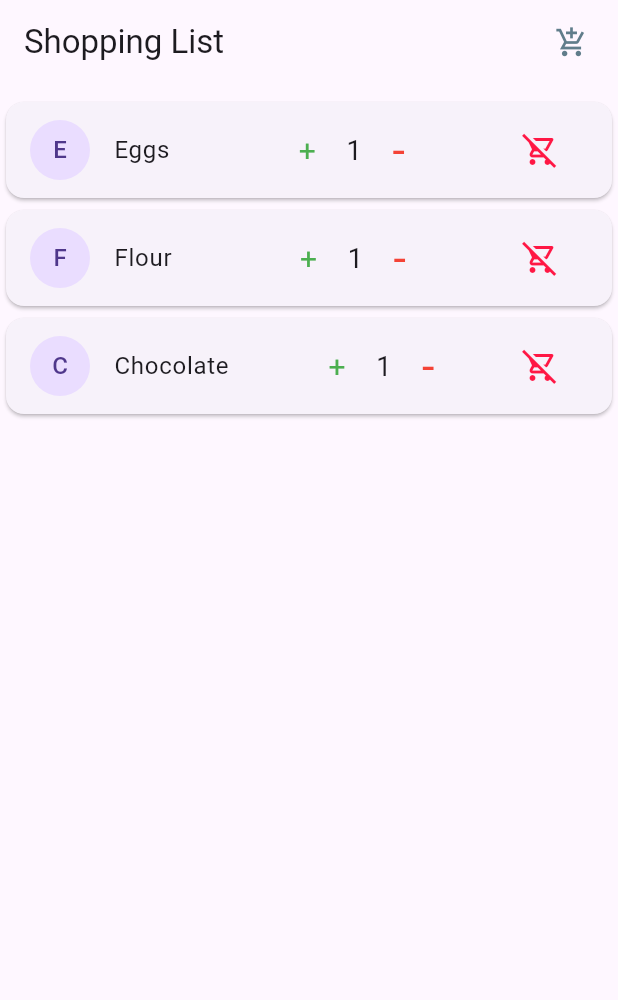
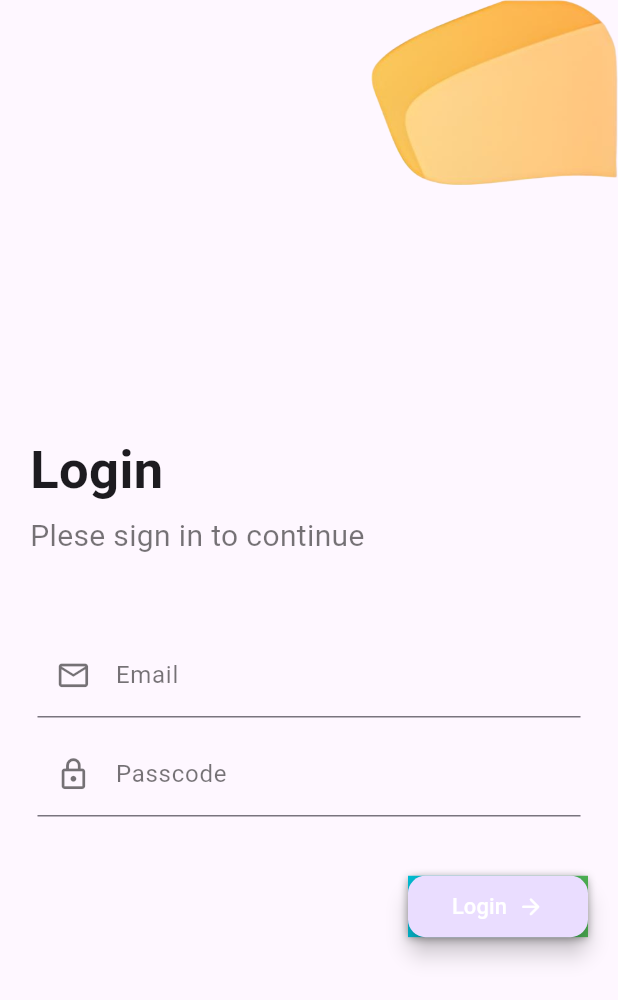
Before and after one commit to BhautikPatel7/StateManagment_flutter, a Flutter app: the screen it shows after launch, on a phone screen of 412 x 824 dp. Shown: the top 1000 px of the screen. Run offline on Flutter 3.47's test engine with Material 3 defaults, Android fonts, the light colour scheme and no system bars; our stand-ins replace sleek_circular_slider.

Commit message:
Change in Login page

```diff
--- a/lib/Flutter_Cart_Assignment.dart
+++ b/lib/Flutter_Cart_Assignment.dart
@@ -1,5 +1,5 @@
 import 'package:flutter/material.dart';
-
+import 'package:sleek_circular_slider/sleek_circular_slider.dart';
 // Class That Define Name Of Products In List
 class Product {
   const Product({required this.name});
@@ -9,8 +9,6 @@ class Product {
 // Call Back function from ListView Widget
 typedef CartChangedCallback = Function(Product product, bool inCart);
 typedef RemoveCallback = Function();
-
-
 // For An Single Iteam
 class ShoppingListItem extends StatefulWidget {
 
@@ -154,7 +152,6 @@ class _ShoppingListState extends State<ShoppingList> {
       widget.products.add(Product(name: name));
     });
   }
-
   // Function That Remove From List
     void removeItemToList(Product p) {
     setState(() {
@@ -199,6 +196,21 @@ class _ShoppingListState extends State<ShoppingList> {
     );
 
   }
+
+  // Method For Validation
+String? get _errorText{
+  final text = myController.value.text;
+  if (text.isEmpty) {
+    return 'Can\'t be empty ';
+  }
+
+  if (text.length < 2) {
+    return 'add Atleast 2 character';
+  }
+  return null;
+}
+
+var _text ='';
   // Dilog Design Thats Open On Cliccking Add cart Icon
   void _showcontent() {
     showDialog(
@@ -211,9 +223,10 @@ class _ShoppingListState extends State<ShoppingList> {
               children: [
                 TextField(
                    controller: myController,
-                  decoration: const InputDecoration(
+                  decoration:  InputDecoration(
                     border: UnderlineInputBorder(),
                     labelText: 'Enter Iteam',
+                    // errorText: _errorText,
                   ),
                 ),
               ],
--- /dev/null
+++ b/lib/login.dart
@@ -0,0 +1,202 @@
+import 'package:flutter/cupertino.dart';
+import 'package:flutter/material.dart';
+import 'package:flutter/rendering.dart';
+import 'package:flutter/widgets.dart';
+
+double heightofiamge = 0;
+double heightOfContainer = 0;
+double height = 0;
+
+Color colorforeachfield = Colors.black54;
+
+TextStyle t1 = TextStyle(fontSize: 35, fontWeight: FontWeight.bold);
+TextStyle t2 = TextStyle(
+    fontSize: 20, fontWeight: FontWeight.normal, color: colorforeachfield);
+
+class LoginPage extends StatelessWidget {
+  LoginPage({super.key});
+  @override
+  Widget build(BuildContext context) {
+    height = MediaQuery.of(context).size.height;
+    heightofiamge = MediaQuery.of(context).size.height * 0.15;
+    heightOfContainer = height - heightofiamge;
+    return Scaffold(
+      body: Column(
+        children: [
+          ImageAdjustMent(),
+          Container(
+            height: heightOfContainer,
+            child: Column(
+              mainAxisAlignment: MainAxisAlignment.center,
+              children: [
+                StaticTextOfLoginAndContinue(),
+                ManageTextFieldsAndButton()
+              ],
+            ),
+          ),
+        ],
+      ),
+    );
+  }
+}
+
+class ImageAdjustMent extends StatelessWidget {
+  @override
+  Widget build(BuildContext context) {
+    double widthof = MediaQuery.of(context).size.width;
+    print('The heigh if Image in Image Class is $heightofiamge');
+    return Column(
+      children: [
+        Container(
+          height: heightofiamge,
+          decoration: const BoxDecoration(
+            image: DecorationImage(
+              image: AssetImage('assets/images/abc.png'),
+              alignment: Alignment.topRight,
+            ),
+          ),
+        ),
+      ],
+    );
+  }
+}
+
+class StaticTextOfLoginAndContinue extends StatelessWidget {
+  @override
+  Widget build(BuildContext context) {
+    return Column(
+      children: [
+        Padding(
+          padding: const EdgeInsets.symmetric(vertical: 5, horizontal: 20),
+          child: Align(
+              alignment: Alignment.centerLeft,
+              child: Text(
+                'Login',
+                style: t1,
+              )),
+        ),
+        Padding(
+          padding: const EdgeInsets.symmetric(horizontal: 20),
+          child: Align(
+              alignment: Alignment.centerLeft,
+              child: Text(
+                'Plese sign in to continue',
+                style: t2,
+              )),
+        ),
+      ],
+    );
+  }
+}
+
+class ManageTextFieldsAndButton extends StatelessWidget {
+  @override
+  Widget build(BuildContext context) {
+    return Column(
+      children: [
+        // Email Field Validation
+        Padding(
+          padding: const EdgeInsets.only(left: 25, right: 25, top: 50),
+          child: TextField(
+            decoration: InputDecoration(
+              prefixIcon: Icon(
+                Icons.email_outlined,
+                size: height / 35,
+                color: colorforeachfield,
+              ),
+              labelText: 'Email',
+              labelStyle: TextStyle(color: colorforeachfield),
+            ),
+          ),
+        ),
+
+        // Password Validation
+        Padding(
+          padding: const EdgeInsets.only(left: 25, right: 25, top: 10),
+          child: TextField(
+            decoration: InputDecoration(
+              prefixIcon: Icon(
+                Icons.lock_outlined,
+                size: height / 35,
+                color: colorforeachfield,
+              ),
+              labelText: 'Passcode',
+              labelStyle: TextStyle(color: colorforeachfield),
+            ),
+          ),
+        ),
+
+        Padding(
+          padding: const EdgeInsets.only(right: 20),
+          child: Row(
+            mainAxisAlignment: MainAxisAlignment.end,
+            children: <Widget>[
+              Container(
+                child: SizedBox(
+                  width: 120,
+                  height: 120,
+                  child: FittedBox(
+                    child: Container(
+                       decoration: const BoxDecoration(
+          boxShadow: [
+            BoxShadow(
+              color: Colors.grey,
+              offset: Offset(0, 2.0), //(x,y)
+              blurRadius: 6.0,
+            ),
+          ],
+          gradient: LinearGradient(
+            colors: [
+              Colors.cyan,
+              Colors.green,
+            ],
+          ),
+
+        ),
+                      child: FloatingActionButton.extended(
+                        onPressed: () {
+                          // Add your onPressed code here!
+                        },
+                        label: const Row(
+                          children: [
+                            Padding(
+                              padding: EdgeInsets.only(left: 20),
+                              child: Text(
+                                'Login',
+                                style: TextStyle(fontSize: 20,color: Colors.white),
+                              ),
+                            ),
+                            Padding(
+                              padding: EdgeInsets.only(left: 10,right: 20),
+                              child: Icon(Icons.arrow_forward_rounded, color: Colors.white),
+                            ),
+                          ],
+                        ),
+                      ),
+                    ),
+                  ),
+                ),
+              ),
+            ],
+          ),
+        ),
+      ],
+    );
+  }
+}
+
+class BottomClickableline extends StatelessWidget {
+  @override
+  Widget build(BuildContext context) {
+    return RichText(text: TextSpan(
+      text: 'Don\'t have Account?'
+    ),
+
+
+
+
+
+    );
+  }
+
+}
--- a/lib/main.dart
+++ b/lib/main.dart
@@ -2,10 +2,12 @@ import 'package:flutter/material.dart';
 import 'package:sleek_circular_slider/sleek_circular_slider.dart';
 import 'package:widget_pratice/fifth.dart';
 import 'package:widget_pratice/four.dart';
+import 'package:widget_pratice/login.dart';
 import 'package:widget_pratice/second.dart';
 import 'package:widget_pratice/seven.dart';
 import 'package:widget_pratice/Flutter_Cart_Assignment.dart';
 import 'package:widget_pratice/third.dart';
+import 'package:widget_pratice/validation.dart';
 
 void main() {
 runApp(MyApp());
@@ -20,13 +22,7 @@ Widget build(BuildContext context) {
 		primarySwatch: Colors.green, // Set the app's primary theme color
 	),
 	debugShowCheckedModeBanner: false, // Remove debug banner
-	home:   ShoppingList(
-      products: [
-        Product(name: 'Eggs'),
-        Product(name: 'Flour'),
-        Product(name: 'Chocolate'),
-      ],
-    ));
+	home:  LoginPage());
   // home: MyApphy(),
 	// );
 }
--- /dev/null
+++ b/lib/validation.dart
@@ -0,0 +1,61 @@
+import 'package:flutter/material.dart';
+
+
+class Livevalidationonfield extends StatefulWidget {
+  const Livevalidationonfield({super.key, required this.onSubmit});
+
+    final ValueChanged<String> onSubmit;
+
+  @override
+  State<Livevalidationonfield> createState() => _LivevalidationonfieldState();
+}
+
+class _LivevalidationonfieldState extends State<Livevalidationonfield> {
+
+  final mycontroller = TextEditingController();
+  var _text = '';
+
+  String? get _errorMassage{
+    final text = mycontroller.text;
+    if (text.isEmpty) {
+      return 'can\'t be null';
+    }
+      if (text.length < 3) {
+      return 'Too Short Name ';
+    }
+    return null;
+  }
+
+  void _submit(){
+    if (_errorMassage == null) {
+      widget.onSubmit(mycontroller.text);
+    }
+  }
+
+  @override
+  Widget build(BuildContext context) {
+    return Scaffold(
+      body: Center(
+        child: Column(
+          mainAxisSize: MainAxisSize.min,
+          crossAxisAlignment: CrossAxisAlignment.stretch,
+          children: [
+            TextField(
+              controller: mycontroller,
+                decoration: InputDecoration(
+                  labelText: 'Enter a Name',
+                  errorText: _errorMassage,
+                ),
+                 onChanged: (text) => setState(() => _text),
+            ),
+
+            ElevatedButton(onPressed: () {
+              mycontroller.value.text.isNotEmpty ? _submit : null;
+            },
+            child: Text('Submit',),)
+          ],
+        ),
+      )
+    );
+  }
+}
--- a/pubspec.yaml
+++ b/pubspec.yaml
@@ -62,9 +62,9 @@ flutter:
   uses-material-design: true
 
   # To add assets to your application, add an assets section, like this:
-  # assets:
-  #   - images/a_dot_burr.jpeg
-  #   - images/a_dot_ham.jpeg
+  assets:
+    - assets/images/
+
 
   # An image asset can refer to one or more resolution-specific "variants", see
   # https://flutter.dev/assets-and-images/#resolution-aware
```
Also changed, not shown: assets/images/abc.png (added).
